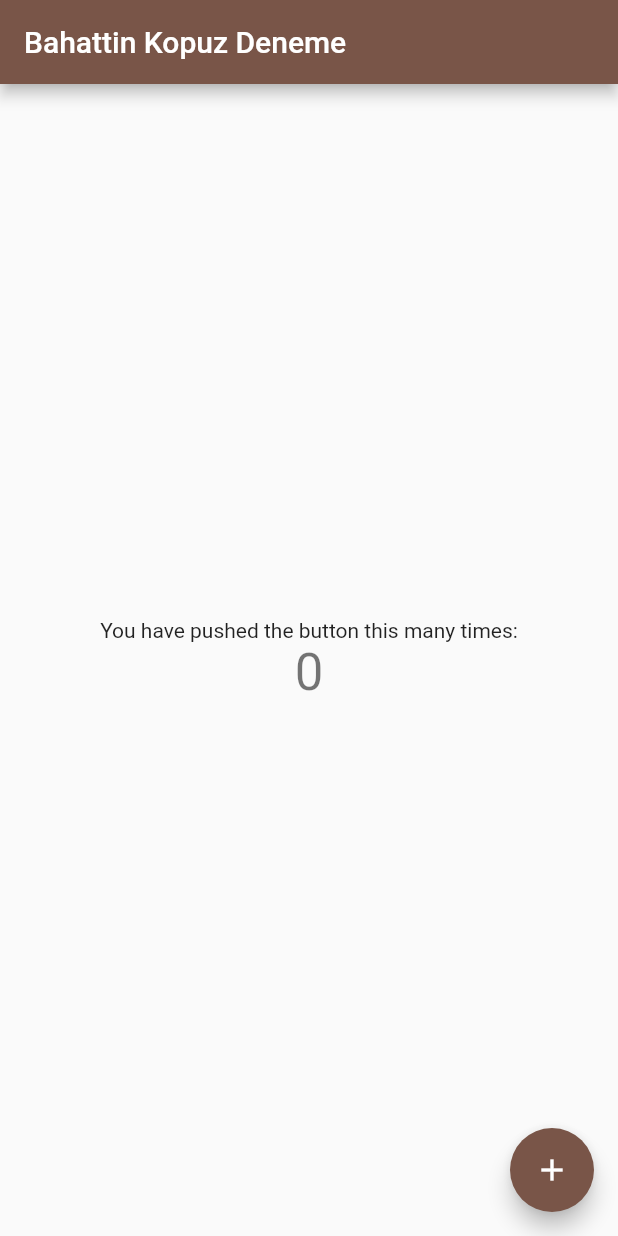
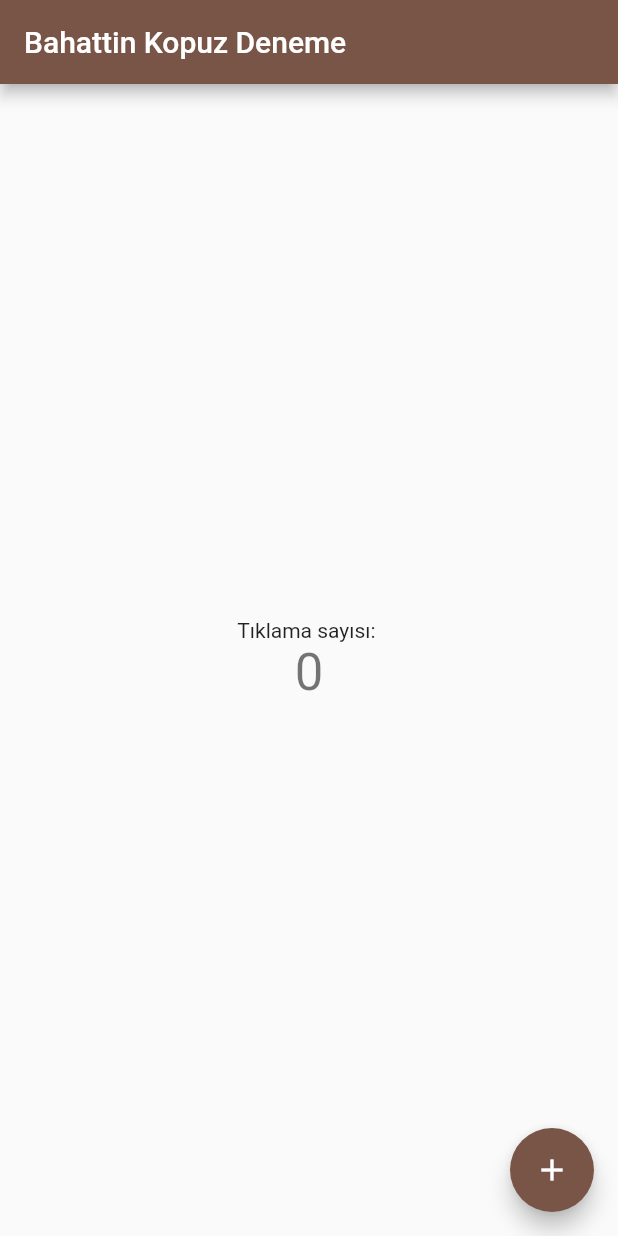
Before and after one commit to bahattinkopuz/flutter_application_1, a Flutter app: the screen it shows after launch, on a phone screen of 412 x 824 dp. Run offline on Flutter 3.47's test engine with Material 2 defaults, Android fonts, the phone set to English and light mode, and no system bars.

Commit message:
test commit

```diff
--- a/lib/main.dart
+++ b/lib/main.dart
@@ -97,7 +97,7 @@ class _MyHomePageState extends State<MyHomePage> {
           mainAxisAlignment: MainAxisAlignment.center,
           children: <Widget>[
             const Text(
-              'You have pushed the button this many times:',
+              'Tıklama sayısı: ',
             ),
             Text(
               '$_counter',
```
